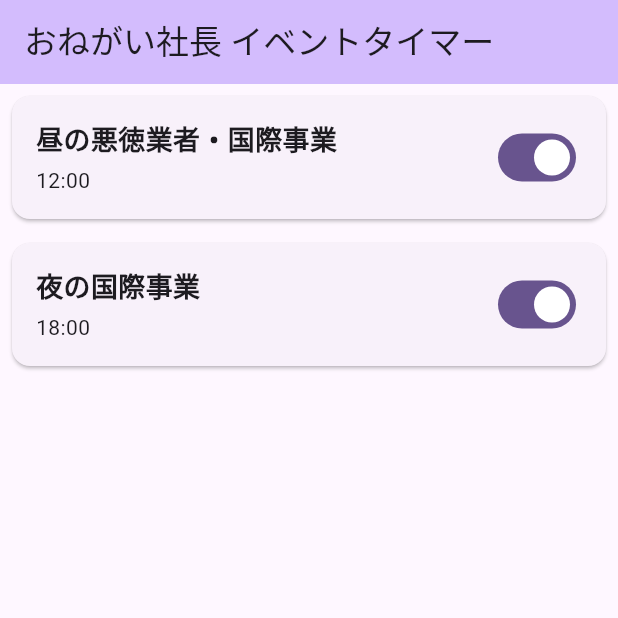
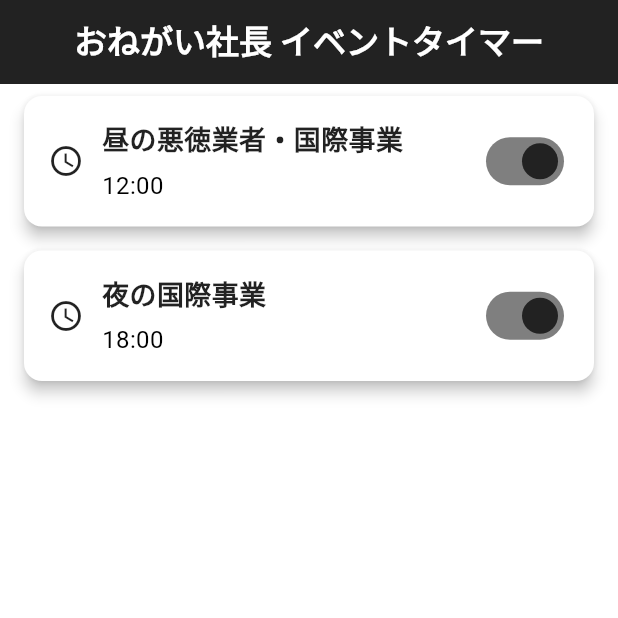
Before and after one commit to zawa-kun/onesha-timer-app, a Flutter app: the screen it shows after launch, on a phone screen of 412 x 824 dp, the top half of it. Run offline on Flutter 3.47's test engine with Material 3 defaults, Android fonts, the phone set to English and light mode, and no system bars; our stand-ins replace flutter_local_notifications, shared_preferences, timezone.

Commit message:
feat: UI・UXの改善
白黒テーマ

```diff
--- a/lib/main.dart
+++ b/lib/main.dart
@@ -45,7 +45,6 @@ void main() async {
   runApp(const MyApp());
 }
 
-
 class MyApp extends StatelessWidget {
   const MyApp({super.key});
 
@@ -54,7 +53,49 @@ class MyApp extends StatelessWidget {
     return MaterialApp(
       title: 'おねがい社長 タイマー',
       theme: ThemeData(
-        colorScheme: ColorScheme.fromSeed(seedColor: Colors.deepPurple),
+        brightness: Brightness.light, // 明るいテーマ (Light Mode)
+
+        colorScheme: const ColorScheme.light(
+          primary: Colors.black87,    // 主要な色（暗いグレー/ほぼ黒）
+          onPrimary: Colors.white,    // primary 上のテキスト色
+          secondary: Colors.grey,     // 補助的な色（中間のグレー）
+          onSecondary: Colors.white,  // secondary 上のテキスト色
+
+          surface: Colors.white,      // カードやシートの背景色
+          onSurface: Colors.black87,  // surface 上のテキスト色
+
+          error: Colors.red,
+          onError: Colors.white,
+        ),
+
+        // AppBarTheme も ColorScheme の色を参照するように変更
+        appBarTheme: const AppBarTheme( // const を維持
+          backgroundColor: Colors.black87, // ColorSchemeのprimaryと同じ色を直接指定
+          foregroundColor: Colors.white,      // ColorSchemeのonPrimaryと同じ色を直接指定
+          elevation: 0,
+          centerTitle: true,
+        ),
+
+        // テキストテーマの調整 (Optional: より洗練されたタイポグラフィ)
+        // 好みに合わせてフォントサイズなどを調整できます。
+        textTheme: const TextTheme(
+          displayLarge: TextStyle(fontSize: 96.0, fontWeight: FontWeight.bold),
+          displayMedium: TextStyle(fontSize: 60.0, fontWeight: FontWeight.bold),
+          displaySmall: TextStyle(fontSize: 48.0, fontWeight: FontWeight.bold),
+          headlineLarge: TextStyle(fontSize: 34.0, fontWeight: FontWeight.bold),
+          headlineMedium: TextStyle(fontSize: 24.0, fontWeight: FontWeight.bold),
+          headlineSmall: TextStyle(fontSize: 20.0, fontWeight: FontWeight.bold),
+          titleLarge: TextStyle(fontSize: 22.0, fontWeight: FontWeight.bold),
+          titleMedium: TextStyle(fontSize: 16.0, fontWeight: FontWeight.normal),
+          titleSmall: TextStyle(fontSize: 14.0, fontWeight: FontWeight.normal),
+          bodyLarge: TextStyle(fontSize: 16.0, fontWeight: FontWeight.normal),
+          bodyMedium: TextStyle(fontSize: 14.0, fontWeight: FontWeight.normal),
+          bodySmall: TextStyle(fontSize: 12.0, fontWeight: FontWeight.normal),
+          labelLarge: TextStyle(fontSize: 14.0, fontWeight: FontWeight.bold),
+          labelMedium: TextStyle(fontSize: 12.0, fontWeight: FontWeight.normal),
+          labelSmall: TextStyle(fontSize: 10.0, fontWeight: FontWeight.normal),
+        ),
+
         useMaterial3: true,
       ),
       home: const MyHomePage(title: 'おねがい社長 イベントタイマー'),
--- a/lib/screens/home_screens.dart
+++ b/lib/screens/home_screens.dart
@@ -77,7 +77,6 @@ class _MyHomePageState extends State<MyHomePage> {
   Widget build(BuildContext context) {
       return Scaffold(
         appBar: AppBar(
-          backgroundColor: Theme.of(context).colorScheme.inversePrimary,
           title: Text(widget.title),
         ),
         body: _appEvents.isEmpty
@@ -98,12 +97,15 @@ class _MyHomePageState extends State<MyHomePage> {
                 itemBuilder: (context, index) {
                   final event = _appEvents[index];
                   return Card(
-                    margin: const EdgeInsets.all(8.0),
+                    margin: const EdgeInsets.symmetric(horizontal: 16.0, vertical: 8.0),
+                    elevation: 4.0,
                     child: Padding(
                       padding: const EdgeInsets.all(16.0),
                       child: Row( // Row を使って内容とスイッチを横並びにする
                         mainAxisAlignment: MainAxisAlignment.spaceBetween, // 両端に配置
                         children: [
+                          Icon(Icons.access_time, color: Theme.of(context).primaryColor),
+                          const SizedBox(width: 12),
                           Expanded( // テキスト部分がスペースを最大限使うように
                             child: Column(
                               crossAxisAlignment: CrossAxisAlignment.start,
@@ -111,20 +113,30 @@ class _MyHomePageState extends State<MyHomePage> {
                                 Text(
                                   event.title,
                                   style: const TextStyle(
-                                      fontSize: 18, fontWeight: FontWeight.bold),
+                                      fontSize: 18,
+                                      fontWeight: FontWeight.bold,
+                                      color: Colors.black87,
+                                  ),
                                 ),
-                                const SizedBox(height: 4),
-                                Text(
-                                    '${event.hour.toString().padLeft(2, '0')}:${event.minute.toString().padLeft(2, '0')}'),
+                                const SizedBox(height: 6),
+                                Row(
+                                  children: [
+                                    Text(
+                                        '${event.hour.toString().padLeft(2, '0')}:${event.minute.toString().padLeft(2, '0')}',
+                                        style: const TextStyle(fontSize: 16, color: Color.fromARGB(255, 0, 0, 0)),
+                                    ),
+                                  ],
+                                ),
                               ],
                             ),
                           ),
-                          Switch( // ★ここから追加
+                          Switch(
                             value: event.isEnabled, // 現在のオン/オフ状態
                             onChanged: (newValue) {
                               _toggleEventEnabled(index, newValue); // スイッチが切り替わったときの処理
                             },
-                          ), // ★ここまで追加
+                            activeColor: Theme.of(context).primaryColor,
+                          ),
                         ],
                       ),
                     ),
```
